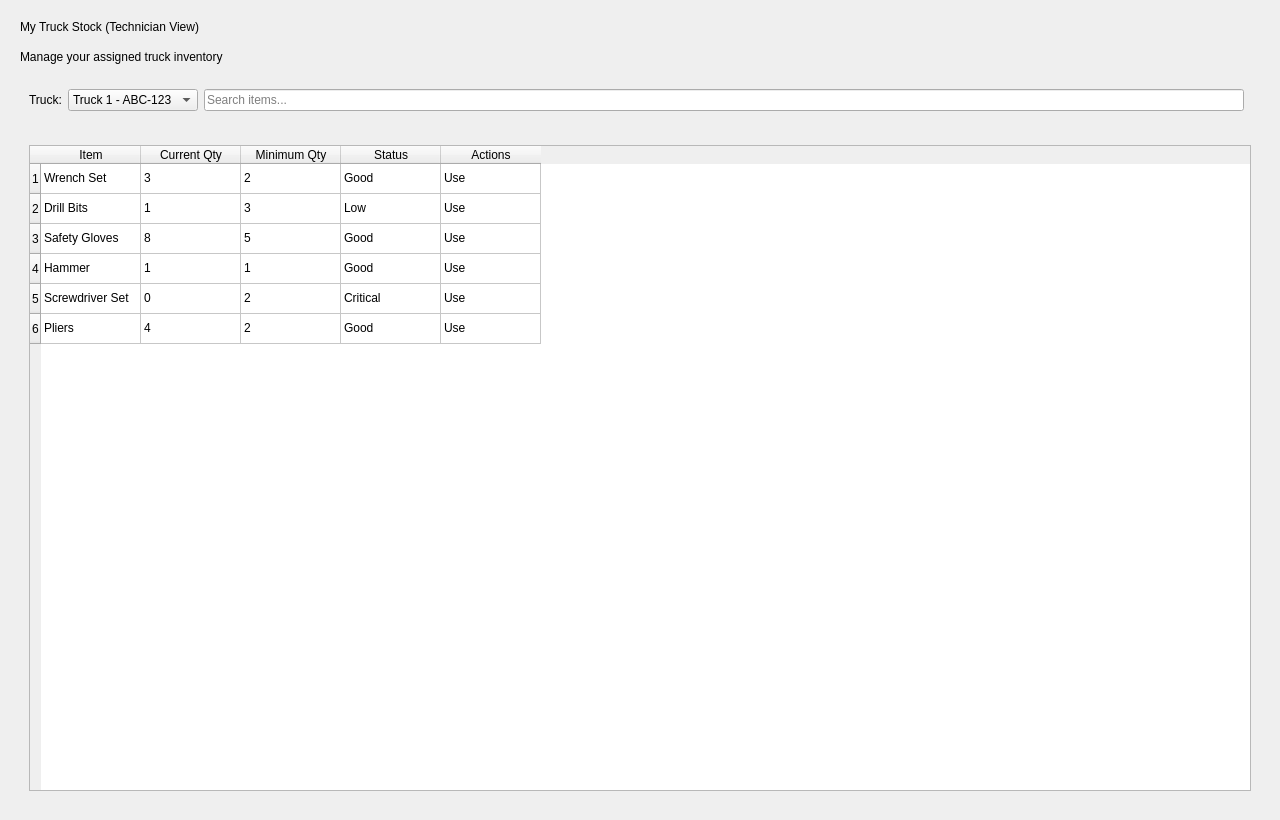
First picture: the form in InventoryQtApp/MyTruckStockPage.ui, repository Felipeact/InventoryQtApp, before the edit.
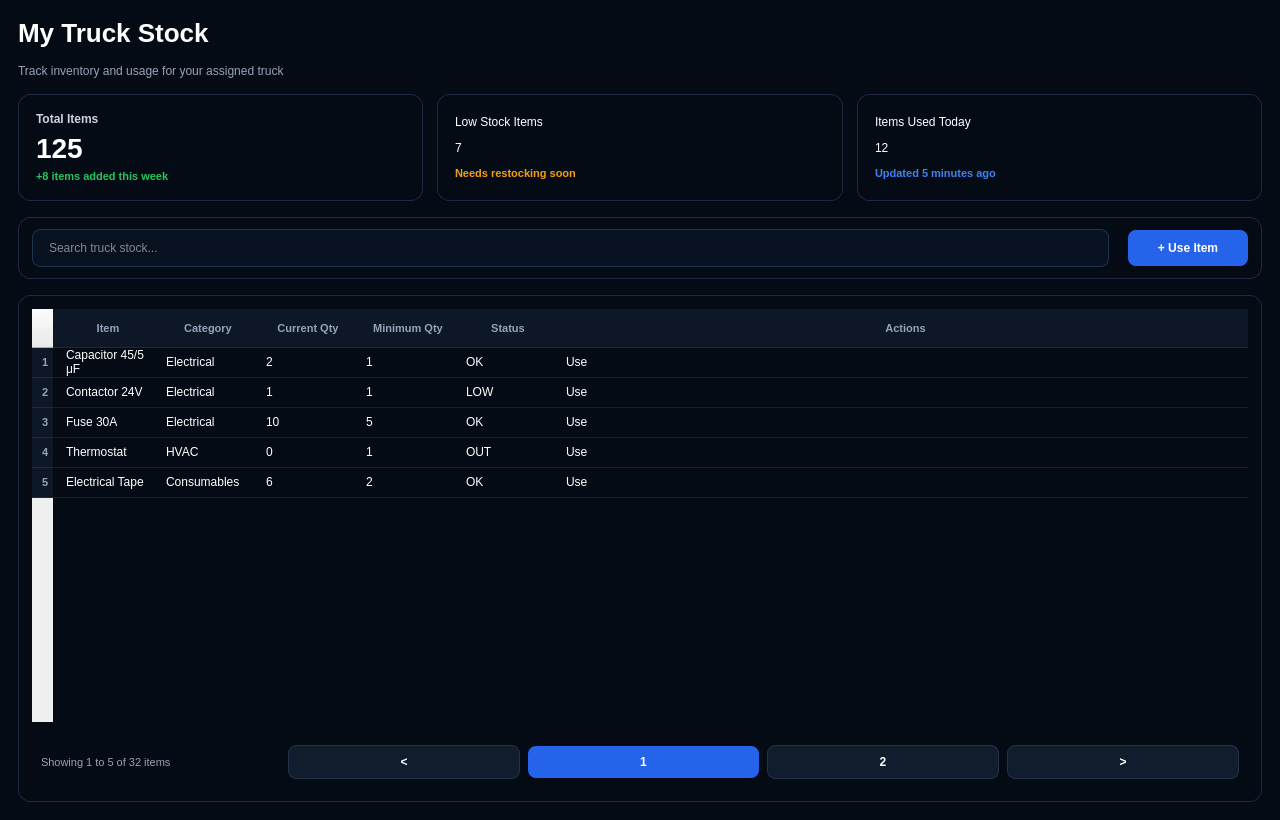
Second picture: the form after the edit.

Diff of the .ui file:
```diff
--- a/InventoryQtApp/MyTruckStockPage.ui
+++ b/InventoryQtApp/MyTruckStockPage.ui
@@ -14,19 +14,188 @@
 			<string>My Truck Stock</string>
 		</property>
 
+		<property name="styleSheet">
+			<string notr="true">
+
+				QWidget#MyTruckStockPageClass {
+				background-color: #050B14;
+				color: #FFFFFF;
+				font-family: "Segoe UI";
+				}
+
+				QLabel {
+				background: transparent;
+				color: white;
+				}
+
+				QLabel#pageTitle {
+				font-size: 26px;
+				font-weight: 800;
+				}
+
+				QLabel#subtitleLabel {
+				color: #94A3B8;
+				font-size: 12px;
+				}
+
+				QWidget#metricCard1,
+				QWidget#metricCard2,
+				QWidget#metricCard3,
+				QWidget#toolbarCard,
+				QWidget#tableCard {
+				background: qlineargradient(
+				x1:0, y1:0,
+				x2:1, y2:1,
+				stop:0 #0B1626,
+				stop:1 #091322
+				);
+				border: 1px solid #1B2A40;
+				border-radius: 12px;
+				}
+
+				QLabel#metricTitle {
+				color: #CBD5E1;
+				font-size: 12px;
+				font-weight: 600;
+				}
+
+				QLabel#metricValue {
+				color: white;
+				font-size: 28px;
+				font-weight: 800;
+				}
+
+				QLabel#metricSubtextGreen {
+				color: #22C55E;
+				font-size: 11px;
+				font-weight: 700;
+				}
+
+				QLabel#metricSubtextOrange {
+				color: #F59E0B;
+				font-size: 11px;
+				font-weight: 700;
+				}
+
+				QLabel#metricSubtextBlue {
+				color: #3B82F6;
+				font-size: 11px;
+				font-weight: 700;
+				}
+
+				QLineEdit#searchInput {
+				background-color: #08111F;
+				border: 1px solid #1E3350;
+				border-radius: 8px;
+				padding-left: 14px;
+				color: white;
+				min-height: 36px;
+				font-size: 12px;
+				}
+
+				QLineEdit#searchInput:focus {
+				border: 1px solid #2563EB;
+				}
+
+				QPushButton#useItemButton {
+				background-color: #2563EB;
+				border: none;
+				border-radius: 8px;
+				color: white;
+				min-height: 36px;
+				min-width: 120px;
+				font-size: 12px;
+				font-weight: 700;
+				}
+
+				QPushButton#useItemButton:hover {
+				background-color: #1D4ED8;
+				}
+
+				QTableWidget {
+				background-color: transparent;
+				border: none;
+				color: white;
+				gridline-color: transparent;
+				outline: none;
+				font-size: 12px;
+				}
+
+				QHeaderView::section {
+				background-color: #0D1726;
+				color: #94A3B8;
+				border: none;
+				border-bottom: 1px solid #1B2A40;
+				height: 38px;
+				padding-left: 10px;
+				font-size: 11px;
+				font-weight: 700;
+				}
+
+				QTableWidget::item {
+				border-bottom: 1px solid #122033;
+				padding-left: 10px;
+				height: 40px;
+				}
+
+				QTableWidget::item:selected {
+				background-color: #122033;
+				}
+
+				QWidget#paginationContainer {
+				background-color: transparent;
+				border: none;
+				}
+
+				QPushButton#pageButton,
+				QPushButton#pageButton2,
+				QPushButton#pageButton3 {
+				background-color: #111C2D;
+				border: 1px solid #22324A;
+				border-radius: 8px;
+				color: white;
+				min-width: 32px;
+				min-height: 32px;
+				font-size: 12px;
+				font-weight: 600;
+				}
+
+				QPushButton#activePageButton {
+				background-color: #2563EB;
+				border: none;
+				border-radius: 8px;
+				color: white;
+				min-width: 32px;
+				min-height: 32px;
+				font-size: 12px;
+				font-weight: 700;
+				}
+
+				QLabel#paginationLabel {
+				color: #94A3B8;
+				font-size: 11px;
+				}
+
+			</string>
+		</property>
+
 		<layout class="QVBoxLayout" name="rootLayout">
 			<property name="leftMargin">
-				<number>20</number>
+				<number>18</number>
 			</property>
+
 			<property name="topMargin">
-				<number>20</number>
+				<number>18</number>
 			</property>
+
 			<property name="rightMargin">
-				<number>20</number>
+				<number>18</number>
 			</property>
+
 			<property name="bottomMargin">
-				<number>20</number>
+				<number>18</number>
 			</property>
+
 			<property name="spacing">
 				<number>16</number>
 			</property>
@@ -36,49 +205,267 @@
 					<item>
 						<widget class="QLabel" name="pageTitle">
 							<property name="text">
-								<string>My Truck Stock (Technician View)</string>
+								<string>My Truck Stock</string>
 							</property>
+
 						</widget>
 					</item>
 					<item>
 						<widget class="QLabel" name="subtitleLabel">
 							<property name="text">
-								<string>Manage your assigned truck inventory</string>
+								<string>Track inventory and usage for your assigned truck</string>
 							</property>
+
 						</widget>
 					</item>
 				</layout>
 			</item>
 
 			<item>
-				<widget class="QWidget" name="toolbarContainer" native="true">
+
+				<layout class="QHBoxLayout" name="metricsLayout">
+
+					<property name="spacing">
+						<number>14</number>
+					</property>
+
+					<!-- CARD 1 -->
+
+					<item>
+
+						<widget class="QWidget" name="metricCard1" native="true">
+
+							<layout class="QVBoxLayout" name="metricLayout1">
+
+								<property name="leftMargin">
+									<number>18</number>
+								</property>
+
+								<property name="topMargin">
+									<number>18</number>
+								</property>
+
+								<property name="rightMargin">
+									<number>18</number>
+								</property>
+
+								<property name="bottomMargin">
+									<number>18</number>
+								</property>
+
+								<item>
+
+									<widget class="QLabel" name="metricTitle">
+
+										<property name="text">
+											<string>Total Items</string>
+										</property>
+
+									</widget>
+
+								</item>
+
+								<item>
+
+									<widget class="QLabel" name="metricValue">
+
+										<property name="text">
+											<string>125</string>
+										</property>
+
+									</widget>
+
+								</item>
+
+								<item>
+
+									<widget class="QLabel" name="metricSubtextGreen">
+
+										<property name="text">
+											<string>+8 items added this week</string>
+										</property>
+
+									</widget>
+
+								</item>
+
+							</layout>
+
+						</widget>
+
+					</item>
+
+					<!-- CARD 2 -->
+
+					<item>
+
+						<widget class="QWidget" name="metricCard2" native="true">
+
+							<layout class="QVBoxLayout" name="metricLayout2">
+
+								<property name="leftMargin">
+									<number>18</number>
+								</property>
+
+								<property name="topMargin">
+									<number>18</number>
+								</property>
+
+								<property name="rightMargin">
+									<number>18</number>
+								</property>
+
+								<property name="bottomMargin">
+									<number>18</number>
+								</property>
+
+								<item>
+
+									<widget class="QLabel" name="metricTitle">
+
+										<property name="text">
+											<string>Low Stock Items</string>
+										</property>
+
+									</widget>
+
+								</item>
+
+								<item>
+
+									<widget class="QLabel" name="metricValue">
+
+										<property name="text">
+											<string>7</string>
+										</property>
+
+									</widget>
+
+								</item>
+
+								<item>
+
+									<widget class="QLabel" name="metricSubtextOrange">
+
+										<property name="text">
+											<string>Needs restocking soon</string>
+										</property>
+
+									</widget>
+
+								</item>
+
+							</layout>
+
+						</widget>
+
+					</item>
+
+					<!-- CARD 3 -->
+
+					<item>
+
+						<widget class="QWidget" name="metricCard3" native="true">
+
+							<layout class="QVBoxLayout" name="metricLayout3">
+
+								<property name="leftMargin">
+									<number>18</number>
+								</property>
+
+								<property name="topMargin">
+									<number>18</number>
+								</property>
+
+								<property name="rightMargin">
+									<number>18</number>
+								</property>
+
+								<property name="bottomMargin">
+									<number>18</number>
+								</property>
+
+								<item>
+
+									<widget class="QLabel" name="metricTitle">
+
+										<property name="text">
+											<string>Items Used Today</string>
+										</property>
+
+									</widget>
+
+								</item>
+
+								<item>
+
+									<widget class="QLabel" name="metricValue">
+
+										<property name="text">
+											<string>12</string>
+										</property>
+
+									</widget>
+
+								</item>
+
+								<item>
+
+									<widget class="QLabel" name="metricSubtextBlue">
+
+										<property name="text">
+											<string>Updated 5 minutes ago</string>
+										</property>
+
+									</widget>
+
+								</item>
+
+							</layout>
+
+						</widget>
+
+					</item>
+
+				</layout>
+
+			</item>
+
+			<!-- TOOLBAR -->
+
+			<item>
+
+				<widget class="QWidget" name="toolbarCard" native="true">
+
 					<layout class="QHBoxLayout" name="toolbarLayout">
+
+						<property name="leftMargin">
+							<number>14</number>
+						</property>
+
+						<property name="topMargin">
+							<number>12</number>
+						</property>
+
+						<property name="rightMargin">
+							<number>14</number>
+						</property>
+
+						<property name="bottomMargin">
+							<number>12</number>
+						</property>
+
+						<property name="spacing">
+							<number>12</number>
+						</property>
+
 						<item>
-							<widget class="QLabel" name="truckLabel">
-								<property name="text">
-									<string>Truck:</string>
-								</property>
-							</widget>
-						</item>
-						<item>
-							<widget class="QComboBox" name="truckSelector">
-								<item>
-									<property name="text">
-										<string>Truck 1 - ABC-123</string>
-									</property>
-								</item>
-								<item>
-									<property name="text">
-										<string>Truck 2 - XYZ-456</string>
-									</property>
-								</item>
-							</widget>
-						</item>
-						<item>
+
 							<widget class="QLineEdit" name="searchInput">
 								<property name="placeholderText">
-									<string>Search items...</string>
+									<string>Search truck stock...</string>
 								</property>
+
 							</widget>
 						</item>
 						<item>
@@ -88,42 +475,106 @@
 								</property>
 							</spacer>
 						</item>
+
+						<item>
+
+							<widget class="QPushButton" name="useItemButton">
+
+								<property name="text">
+									<string>+ Use Item</string>
+								</property>
+
+							</widget>
+
+						</item>
+
 					</layout>
+
 				</widget>
+
 			</item>
 
+			<!-- TABLE -->
+
 			<item>
 				<widget class="QWidget" name="tableCard" native="true">
-					<layout class="QVBoxLayout" name="tableCardLayout">
+
+					<layout class="QVBoxLayout" name="tableLayout">
+
+						<property name="leftMargin">
+							<number>14</number>
+						</property>
+
+						<property name="topMargin">
+							<number>14</number>
+						</property>
+
+						<property name="rightMargin">
+							<number>14</number>
+						</property>
+
+						<property name="bottomMargin">
+							<number>14</number>
+						</property>
+
+						<property name="spacing">
+							<number>14</number>
+						</property>
+
 						<item>
-							<widget class="QTableWidget" name="stockTable">
+
+							<widget class="QTableWidget" name="truckStockTable">
+
 								<property name="columnCount">
-									<number>5</number>
-								</property>
-								<property name="rowCount">
 									<number>6</number>
 								</property>
 
+								<property name="rowCount">
+									<number>5</number>
+								</property>
+
+								<property name="selectionBehavior">
+									<enum>QAbstractItemView::SelectRows</enum>
+								</property>
+
+								<property name="showGrid">
+									<bool>false</bool>
+								</property>
+
+								<attribute name="horizontalHeaderStretchLastSection">
+									<bool>true</bool>
+								</attribute>
+
 								<column>
 									<property name="text">
 										<string>Item</string>
 									</property>
 								</column>
+
+								<column>
+									<property name="text">
+										<string>Category</string>
+									</property>
+								</column>
+
 								<column>
 									<property name="text">
 										<string>Current Qty</string>
 									</property>
 								</column>
+
 								<column>
 									<property name="text">
 										<string>Minimum Qty</string>
 									</property>
 								</column>
+
 								<column>
 									<property name="text">
 										<string>Status</string>
 									</property>
 								</column>
+
 								<column>
 									<property name="text">
 										<string>Actions</string>
@@ -132,12 +583,12 @@
 
 								<item row="0" column="0">
 									<property name="text">
-										<string>Wrench Set</string>
+										<string>Capacitor 45/5 μF</string>
 									</property>
 								</item>
 								<item row="0" column="1">
 									<property name="text">
-										<string>3</string>
+										<string>Electrical</string>
 									</property>
 								</item>
 								<item row="0" column="2">
@@ -147,147 +598,240 @@
 								</item>
 								<item row="0" column="3">
 									<property name="text">
-										<string>Good</string>
+										<string>1</string>
 									</property>
 								</item>
 								<item row="0" column="4">
 									<property name="text">
+										<string>OK</string>
+									</property>
+								</item>
+								<item row="0" column="5">
+									<property name="text">
 										<string>Use</string>
 									</property>
 								</item>
 
 								<item row="1" column="0">
 									<property name="text">
-										<string>Drill Bits</string>
+										<string>Contactor 24V</string>
 									</property>
 								</item>
 								<item row="1" column="1">
 									<property name="text">
-										<string>1</string>
+										<string>Electrical</string>
 									</property>
 								</item>
 								<item row="1" column="2">
 									<property name="text">
-										<string>3</string>
+										<string>1</string>
 									</property>
 								</item>
 								<item row="1" column="3">
 									<property name="text">
-										<string>Low</string>
+										<string>1</string>
 									</property>
 								</item>
 								<item row="1" column="4">
 									<property name="text">
+										<string>LOW</string>
+									</property>
+								</item>
+								<item row="1" column="5">
+									<property name="text">
 										<string>Use</string>
 									</property>
 								</item>
 
 								<item row="2" column="0">
 									<property name="text">
-										<string>Safety Gloves</string>
+										<string>Fuse 30A</string>
 									</property>
 								</item>
 								<item row="2" column="1">
 									<property name="text">
-										<string>8</string>
+										<string>Electrical</string>
 									</property>
 								</item>
 								<item row="2" column="2">
 									<property name="text">
-										<string>5</string>
+										<string>10</string>
 									</property>
 								</item>
 								<item row="2" column="3">
 									<property name="text">
-										<string>Good</string>
+										<string>5</string>
 									</property>
 								</item>
 								<item row="2" column="4">
 									<property name="text">
+										<string>OK</string>
+									</property>
+								</item>
+								<item row="2" column="5">
+									<property name="text">
 										<string>Use</string>
 									</property>
 								</item>
 
 								<item row="3" column="0">
 									<property name="text">
-										<string>Hammer</string>
+										<string>Thermostat</string>
 									</property>
 								</item>
 								<item row="3" column="1">
 									<property name="text">
-										<string>1</string>
+										<string>HVAC</string>
 									</property>
 								</item>
 								<item row="3" column="2">
 									<property name="text">
-										<string>1</string>
+										<string>0</string>
 									</property>
 								</item>
 								<item row="3" column="3">
 									<property name="text">
-										<string>Good</string>
+										<string>1</string>
 									</property>
 								</item>
 								<item row="3" column="4">
 									<property name="text">
+										<string>OUT</string>
+									</property>
+								</item>
+								<item row="3" column="5">
+									<property name="text">
 										<string>Use</string>
 									</property>
 								</item>
 
 								<item row="4" column="0">
 									<property name="text">
-										<string>Screwdriver Set</string>
+										<string>Electrical Tape</string>
 									</property>
 								</item>
 								<item row="4" column="1">
 									<property name="text">
-										<string>0</string>
+										<string>Consumables</string>
 									</property>
 								</item>
 								<item row="4" column="2">
 									<property name="text">
-										<string>2</string>
+										<string>6</string>
 									</property>
 								</item>
 								<item row="4" column="3">
 									<property name="text">
-										<string>Critical</string>
+										<string>2</string>
 									</property>
 								</item>
 								<item row="4" column="4">
 									<property name="text">
-										<string>Use</string>
+										<string>OK</string>
 									</property>
 								</item>
-
-								<item row="5" column="0">
+								<item row="4" column="5">
 									<property name="text">
-										<string>Pliers</string>
-									</property>
-								</item>
-								<item row="5" column="1">
-									<property name="text">
-										<string>4</string>
-									</property>
-								</item>
-								<item row="5" column="2">
-									<property name="text">
-										<string>2</string>
-									</property>
-								</item>
-								<item row="5" column="3">
-									<property name="text">
-										<string>Good</string>
-									</property>
-								</item>
-								<item row="5" column="4">
-									<property name="text">
 										<string>Use</string>
 									</property>
 								</item>
+
 							</widget>
+
 						</item>
+
+						<!-- PAGINATION -->
+
+						<item>
+
+							<widget class="QWidget" name="paginationContainer" native="true">
+
+								<layout class="QHBoxLayout" name="paginationLayout">
+
+									<property name="spacing">
+										<number>8</number>
+									</property>
+
+									<item>
+
+										<widget class="QLabel" name="paginationLabel">
+
+											<property name="text">
+												<string>Showing 1 to 5 of 32 items</string>
+											</property>
+
+										</widget>
+
+									</item>
+
+									<item>
+
+										<spacer name="paginationSpacer">
+
+											<property name="orientation">
+												<enum>Qt::Horizontal</enum>
+											</property>
+
+										</spacer>
+
+									</item>
+
+									<item>
+
+										<widget class="QPushButton" name="pageButton">
+
+											<property name="text">
+												<string>&lt;</string>
+											</property>
+
+										</widget>
+
+									</item>
+
+									<item>
+
+										<widget class="QPushButton" name="activePageButton">
+
+											<property name="text">
+												<string>1</string>
+											</property>
+
+										</widget>
+
+									</item>
+
+									<item>
+
+										<widget class="QPushButton" name="pageButton2">
+
+											<property name="text">
+												<string>2</string>
+											</property>
+
+										</widget>
+
+									</item>
+
+									<item>
+
+										<widget class="QPushButton" name="pageButton3">
+
+											<property name="text">
+												<string>&gt;</string>
+											</property>
+
+										</widget>
+
+									</item>
+
+								</layout>
+
+							</widget>
+
+						</item>
+
 					</layout>
+
 				</widget>
 			</item>
 		</layout>
```
Left out of the diff: 35 changed lines with no effect on the pictures.
